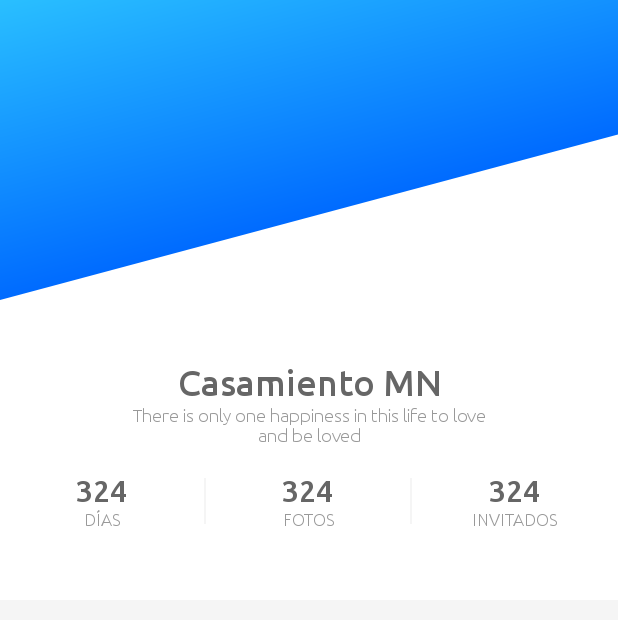
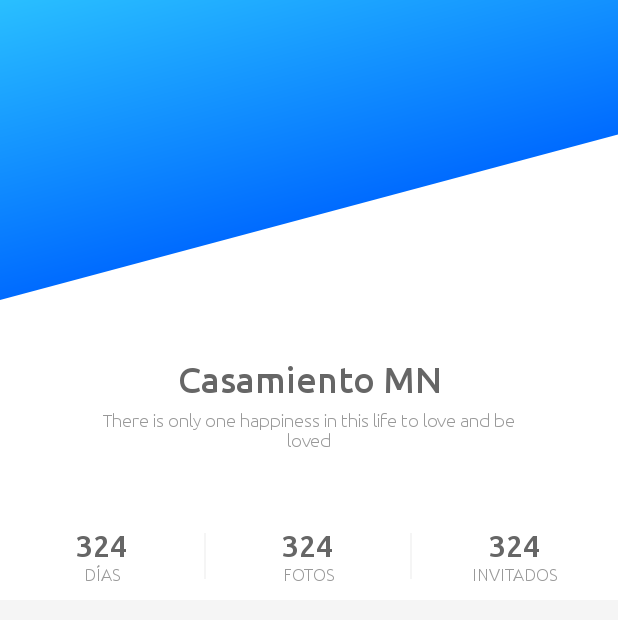
Before and after one commit to herrerameri/Fiestapp-Android, an Android app: the FiestaActivity screen opened directly, with no data from a screen before it, on a phone screen of 412 x 824 dp. Shown: the top 620 px of the screen. Run offline under Robolectric (Android 15) with nearby library versions, the phone set to English and light mode, and no system bars; our stand-ins replace Picasso; pictures from the network do not load; 7 statements that could not run were skipped.

Commit message:
- H3 Ver detalle de fiesta: fin lógica de Grid de opciones - BottomNav con labels - Fix: el círculo alrededor de la foto no se adaptaba al tamaño

```diff
--- a/app/src/main/java/com/mint/fiestapp/models/misfiestas/MisFiestasModel.java
+++ b/app/src/main/java/com/mint/fiestapp/models/misfiestas/MisFiestasModel.java
@@ -14,7 +14,7 @@ public class MisFiestasModel implements IMisFiestasModel {
         respuesta.Modelo = new ArrayList<>();
 
         FiestaModel fiesta1 = new FiestaModel();
-        fiesta1.Nombre = "Casamiento Meri & Nico";
+        fiesta1.Nombre = "Casamiento Meri & Nico con un título muy pero muy largo";
         fiesta1.Fecha = "23/10/2018";
         fiesta1.Detalle= "Nos amamos y nos casamos";
         fiesta1.Hora = "20:30HS";
--- a/app/src/main/java/com/mint/fiestapp/views/custom/ImageCircleTransform.java
+++ b/app/src/main/java/com/mint/fiestapp/views/custom/ImageCircleTransform.java
@@ -30,7 +30,7 @@ public class ImageCircleTransform implements Transformation {
         paint.setAntiAlias(true);
 
         float r = size/2f;
-        canvas.drawCircle(r, r, r-25, paint);
+        canvas.drawCircle(r, r, r-(0.15f*r), paint);
 
         Paint paintCircle = new Paint();
         paintCircle.setColor(Color.WHITE);
--- a/app/src/main/java/com/mint/fiestapp/views/fiesta/FiestaActivity.java
+++ b/app/src/main/java/com/mint/fiestapp/views/fiesta/FiestaActivity.java
@@ -1,14 +1,10 @@
 package com.mint.fiestapp.views.fiesta;
 
-import android.app.ActionBar;
 import android.os.Bundle;
 import android.support.annotation.Nullable;
 import android.support.v7.app.AppCompatActivity;
-import android.support.v7.widget.CardView;
-import android.view.Gravity;
 import android.view.LayoutInflater;
 import android.view.View;
-import android.widget.GridLayout;
 import android.widget.ImageView;
 import android.widget.LinearLayout;
 import android.widget.TextView;
@@ -24,7 +20,7 @@ import com.squareup.picasso.Picasso;
 public class FiestaActivity extends AppCompatActivity implements IFiestaActivity {
 
     IFiestaPresenter presenter;
-    GridLayout griOpcionesFiesta;
+    LinearLayout linOpcionesFiesta;
     ImageView imgFotoFiesta;
     TextView texTitulo;
     TextView texDescripcion;
@@ -33,6 +29,7 @@ public class FiestaActivity extends AppCompatActivity implements IFiestaActivity
     TextView texCantidadDias;
 
     int COLUMNAS = 3;
+    int HEIGHT_FUNCIONALIDAD = 350;
 
     @Override
     protected void onCreate(@Nullable Bundle savedInstanceState) {
@@ -47,7 +44,7 @@ public class FiestaActivity extends AppCompatActivity implements IFiestaActivity
 
     @Override
     public void binding(){
-        griOpcionesFiesta = (GridLayout)findViewById(R.id.griOpcionesFiesta);
+        linOpcionesFiesta = (LinearLayout) findViewById(R.id.linOpcionesFiesta);
         texTitulo = (TextView)findViewById(R.id.texTitulo);
         texDescripcion = (TextView)findViewById(R.id.texDescripcion);
         texCantidadDias = (TextView)findViewById(R.id.texCantidadDias);
@@ -78,26 +75,51 @@ public class FiestaActivity extends AppCompatActivity implements IFiestaActivity
     }
 
     private void iniciarGrid(){
-        griOpcionesFiesta.removeAllViews();
+        linOpcionesFiesta.removeAllViews();
+        int totalFuncionalidades = presenter.getTotalFuncionalidades();
+        int cantidadFilasCompletas = totalFuncionalidades / COLUMNAS;
+        int cantidadFuncionalidadesFilaIncompleta = totalFuncionalidades % COLUMNAS;
 
-        int total = presenter.getTotalFuncionalidades();
-        int column = COLUMNAS;
-        int row = total / column;
-        griOpcionesFiesta.setColumnCount(column);
-        griOpcionesFiesta.setRowCount(row + 1);
-        for (int i = 0, c = 0, r = 0; i < total; i++, c++) {
-            if (c == column) {
-                c = 0;
-                r++;
+        int posicionEnFila = 0;
+        int indiceFuncionalidad = 0;
+
+        LinearLayout.LayoutParams parametrosLayout = new LinearLayout.LayoutParams(0, HEIGHT_FUNCIONALIDAD, (float)1/COLUMNAS);
+
+        while(cantidadFilasCompletas > 0){
+            LinearLayout layoutFila = new LinearLayout(this);
+            layoutFila.setOrientation(LinearLayout.HORIZONTAL);
+
+            while(posicionEnFila < COLUMNAS){
+                layoutFila.addView(prepararCardFuncionalidad(indiceFuncionalidad), parametrosLayout);
+                posicionEnFila++;
+                indiceFuncionalidad++;
             }
 
-            CardView cardFuncionalidad = prepararCardFuncionalidad(i);
-            GridLayout.Spec rowSpan = GridLayout.spec(GridLayout.UNDEFINED, 1);
-            GridLayout.Spec colspan = GridLayout.spec(GridLayout.UNDEFINED, 1);
+            linOpcionesFiesta.addView(layoutFila);
+            cantidadFilasCompletas--;
+            posicionEnFila = 0;
+        }
 
-            GridLayout.LayoutParams gridParam = new GridLayout.LayoutParams(rowSpan, colspan);
-            griOpcionesFiesta.addView(cardFuncionalidad, gridParam);
+        if (cantidadFuncionalidadesFilaIncompleta != 0) {
+            LinearLayout layout = new LinearLayout(this);
+            layout.setOrientation(LinearLayout.HORIZONTAL);
+            parametrosLayout = new LinearLayout.LayoutParams(0, HEIGHT_FUNCIONALIDAD,(float)1/COLUMNAS);
+            LinearLayout cardFuncionalidad = null;
 
+            while(posicionEnFila < cantidadFuncionalidadesFilaIncompleta){
+                cardFuncionalidad = prepararCardFuncionalidad(indiceFuncionalidad);
+                layout.addView(cardFuncionalidad, parametrosLayout);
+                posicionEnFila++;
+                indiceFuncionalidad++;
+            }
+
+            while(posicionEnFila < COLUMNAS){
+                cardFuncionalidad = new LinearLayout(this);
+                cardFuncionalidad.setVisibility(View.INVISIBLE);
+                layout.addView(cardFuncionalidad, parametrosLayout);
+                posicionEnFila++;
+            }
+            linOpcionesFiesta.addView(layout);
         }
     }
 
@@ -113,8 +135,8 @@ public class FiestaActivity extends AppCompatActivity implements IFiestaActivity
         presenter.setActivity(this);
     }
 
-    private CardView prepararCardFuncionalidad(final int indice){
-        CardView cardFuncionalidad = (CardView) LayoutInflater.from(this).inflate(R.layout.activity_fiesta_funcionalidad, null);
+    private LinearLayout prepararCardFuncionalidad(final int indice){
+        LinearLayout cardFuncionalidad = (LinearLayout) LayoutInflater.from(this).inflate(R.layout.activity_fiesta_funcionalidad, null);
         int icono = presenter.getIdIconoFuncionalidad(indice);
         String titulo = presenter.getTituloFuncionalidad(indice);
         ((ImageView)cardFuncionalidad.findViewById(R.id.imgIconoFuncionalidad)).setImageResource(icono);
--- a/app/src/main/res/layout/activity_fiesta.xml
+++ b/app/src/main/res/layout/activity_fiesta.xml
@@ -4,6 +4,11 @@
     android:background="@color/background"
     android:layout_width="match_parent"
     android:layout_height="match_parent">
+
+    <LinearLayout
+    android:layout_width="match_parent"
+    android:layout_height="match_parent"
+    android:orientation="vertical">
 
         <RelativeLayout
             android:layout_width="match_parent"
@@ -13,179 +18,185 @@
             <ImageView
                 android:id="@+id/imgBackFiesta"
                 android:layout_width="match_parent"
-            android:scaleType="centerCrop"
                 android:layout_height="400dp"
-            android:background="@drawable/background_fiesta"/>
+                android:background="@drawable/background_fiesta"
+                android:scaleType="centerCrop" />
 
             <LinearLayout
                 android:id="@+id/linFotoFiesta"
-            android:gravity="center"
                 android:layout_width="match_parent"
                 android:layout_height="wrap_content"
                 android:layout_marginTop="90dp"
+                android:gravity="center"
                 android:orientation="vertical">
 
                 <ImageView
                     android:id="@+id/imgFotoFiesta"
                     android:layout_width="130dp"
-                android:layout_height="130dp"/>
+                    android:layout_height="130dp" />
             </LinearLayout>
 
             <LinearLayout
                 android:id="@+id/linTituloFiesta"
-            android:layout_marginTop="20dp"
-            android:layout_below="@id/linFotoFiesta"
                 android:layout_width="match_parent"
                 android:layout_height="match_parent"
+                android:layout_alignParentLeft="true"
+                android:layout_alignParentStart="true"
+                android:layout_below="@+id/linFotoFiesta"
+                android:layout_marginTop="18dp"
                 android:orientation="vertical">
 
                 <com.mint.fiestapp.views.custom.CustomTextView
                     android:id="@+id/texTitulo"
                     android:layout_width="match_parent"
                     android:layout_height="wrap_content"
+                    android:gravity="center"
+                    android:maxLength="30"
+                    android:paddingLeft="20dp"
+                    android:paddingRight="20dp"
+                    android:text="Casamiento MN"
                     android:textColor="@color/titles"
-                android:gravity="center"
-                android:paddingLeft="80dp"
-                android:paddingRight="80dp"
                     android:textSize="24sp"
                     android:textStyle="bold"
-                customAttrs:customFont="UBUNTU_NORMAL"
-                android:text="Casamiento MN"/>
+                    customAttrs:customFont="UBUNTU_NORMAL" />
 
                 <com.mint.fiestapp.views.custom.CustomTextView
                     android:id="@+id/texDescripcion"
                     android:layout_width="match_parent"
                     android:layout_height="wrap_content"
+                    android:gravity="center"
+                    android:maxLength="100"
+                    android:layout_marginTop="@dimen/little_gap"
+                    android:paddingLeft="60dp"
+                    android:paddingRight="60dp"
+                    android:text="There is only one happiness in this life to love and be loved"
                     android:textColor="@color/subtitles"
-                android:gravity="center"
-                android:paddingLeft="80dp"
-                android:paddingRight="80dp"
                     android:textSize="12sp"
                     android:textStyle="italic"
-                customAttrs:customFont="UBUNTU_REGULAR"
-                android:text="There is only one happiness in this life to love and be loved"/>
+                    customAttrs:customFont="UBUNTU_REGULAR" />
             </LinearLayout>
 
             <LinearLayout
                 android:id="@+id/linNumerosFiesta"
-            android:paddingBottom="@dimen/padding_cards"
                 android:layout_width="match_parent"
                 android:layout_height="match_parent"
+                android:layout_alignParentBottom="true"
+                android:layout_marginTop="@dimen/between_cards"
                 android:gravity="center"
-            android:weightSum="1"
-            android:layout_marginTop="@dimen/between_cards"
-            android:layout_below="@id/linTituloFiesta"
-            android:orientation="horizontal">
+                android:orientation="horizontal"
+                android:paddingBottom="@dimen/padding_text"
+                android:weightSum="1">
 
                 <LinearLayout
                     android:layout_width="0dp"
+                    android:layout_height="wrap_content"
                     android:layout_weight="0.333"
                     android:gravity="center"
-                android:orientation="vertical"
-                android:layout_height="wrap_content">
+                    android:orientation="vertical">
 
                     <com.mint.fiestapp.views.custom.CustomTextView
                         android:id="@+id/texCantidadDias"
                         android:layout_width="wrap_content"
                         android:layout_height="wrap_content"
+                        android:gravity="center"
+                        android:text="324"
                         android:textColor="@color/titles"
                         android:textSize="20sp"
                         android:textStyle="bold"
-                    customAttrs:customFont="UBUNTU_NORMAL"
-                    android:gravity="center"
-                    android:text="324"/>
+                        customAttrs:customFont="UBUNTU_NORMAL" />
 
                     <com.mint.fiestapp.views.custom.CustomTextView
                         android:layout_width="wrap_content"
                         android:layout_height="wrap_content"
+                        android:gravity="center"
+                        android:text="@string/dias_faltantes"
                         android:textColor="@color/subtitles"
-                    customAttrs:customFont="UBUNTU_REGULAR"
                         android:textSize="11sp"
-                    android:gravity="center"
-                    android:text="@string/dias_faltantes"/>
+                        customAttrs:customFont="UBUNTU_REGULAR" />
 
                 </LinearLayout>
+
                 <View
+                    android:layout_width="1dp"
                     android:layout_height="match_parent"
+                    android:layout_marginBottom="4dp"
                     android:layout_marginTop="4dp"
-                android:layout_marginBottom="4dp"
-                android:layout_width="1dp"
-                android:background="@color/background">
-            </View>
+                    android:background="@color/background"></View>
+
                 <LinearLayout
                     android:layout_width="0dp"
+                    android:layout_height="wrap_content"
                     android:layout_weight="0.333"
-                android:orientation="vertical"
                     android:gravity="center"
-                android:layout_height="wrap_content">
+                    android:orientation="vertical">
 
                     <com.mint.fiestapp.views.custom.CustomTextView
                         android:id="@+id/texCantidadFotos"
                         android:layout_width="wrap_content"
                         android:layout_height="wrap_content"
+                        android:gravity="center"
+                        android:text="324"
                         android:textColor="@color/titles"
                         android:textSize="20sp"
                         android:textStyle="bold"
-                    customAttrs:customFont="UBUNTU_NORMAL"
-                    android:gravity="center"
-                    android:text="324"/>
+                        customAttrs:customFont="UBUNTU_NORMAL" />
 
                     <com.mint.fiestapp.views.custom.CustomTextView
                         android:layout_width="wrap_content"
                         android:layout_height="wrap_content"
+                        android:gravity="center"
+                        android:text="@string/fotos"
                         android:textColor="@color/subtitles"
-                    customAttrs:customFont="UBUNTU_REGULAR"
                         android:textSize="11sp"
-                    android:gravity="center"
-                    android:text="@string/fotos"/>
+                        customAttrs:customFont="UBUNTU_REGULAR" />
 
                 </LinearLayout>
+
                 <View
+                    android:layout_width="1dp"
                     android:layout_height="match_parent"
+                    android:layout_marginBottom="4dp"
                     android:layout_marginTop="4dp"
-                android:layout_marginBottom="4dp"
-                android:layout_width="1dp"
-                android:background="@color/background">
-            </View>
+                    android:background="@color/background"></View>
+
                 <LinearLayout
                     android:layout_width="0dp"
+                    android:layout_height="wrap_content"
                     android:layout_weight="0.333"
                     android:gravity="center"
-                android:orientation="vertical"
-                android:layout_height="wrap_content">
+                    android:orientation="vertical">
 
                     <com.mint.fiestapp.views.custom.CustomTextView
                         android:id="@+id/texCantidadInvitados"
                         android:layout_width="wrap_content"
                         android:layout_height="wrap_content"
+                        android:gravity="center"
+                        android:text="324"
                         android:textColor="@color/titles"
                         android:textSize="20sp"
                         android:textStyle="bold"
-                    customAttrs:customFont="UBUNTU_NORMAL"
-                    android:gravity="center"
-                    android:text="324"/>
+                        customAttrs:customFont="UBUNTU_NORMAL" />
 
                     <com.mint.fiestapp.views.custom.CustomTextView
                         android:layout_width="wrap_content"
                         android:layout_height="wrap_content"
+                        android:gravity="center"
+                        android:text="@string/invitados"
                         android:textColor="@color/subtitles"
-                    customAttrs:customFont="UBUNTU_REGULAR"
                         android:textSize="11sp"
-                    android:gravity="center"
-                    android:text="@string/invitados"/>
+                        customAttrs:customFont="UBUNTU_REGULAR" />
 
                 </LinearLayout>
             </LinearLayout>
-        <GridLayout
-            android:id="@+id/griOpcionesFiesta"
+        </RelativeLayout>
+
+        <LinearLayout
+            android:id="@+id/linOpcionesFiesta"
             android:layout_below="@id/linNumerosFiesta"
+            android:orientation="vertical"
             android:padding="@dimen/padding_cards"
-            android:alignmentMode="alignBounds"
-            android:useDefaultMargins="true"
-            android:verticalSpacing="@dimen/padding_cards"
-            android:horizontalSpacing="@dimen/padding_cards"
             android:layout_width="match_parent"
             android:layout_height="match_parent">
-        </GridLayout>
-    </RelativeLayout>
+        </LinearLayout>
+    </LinearLayout>
 </ScrollView>
--- a/app/src/main/res/layout/activity_misfiestas.xml
+++ b/app/src/main/res/layout/activity_misfiestas.xml
@@ -30,12 +30,13 @@
         android:layout_below="@+id/linActionBar"
         android:layout_alignParentLeft="true" />
 
-    <com.mint.fiestapp.views.custom.CustomBottomNavigation
+    <android.support.design.widget.BottomNavigationView
         android:id="@+id/navMisFiestas"
         android:layout_width="match_parent"
-        android:layout_height="wrap_content"
+        android:layout_height="48dp"
         android:layout_alignParentBottom="true"
         app:itemBackground="@color/white"
+        app:itemTextColor="@color/colorPrimary"
         app:itemIconTint="@color/colorPrimary"
         app:menu="@menu/nav_misfiestas" />
 
--- a/app/src/main/res/menu/nav_misfiestas.xml
+++ b/app/src/main/res/menu/nav_misfiestas.xml
@@ -3,17 +3,20 @@
     xmlns:app="http://schemas.android.com/apk/res-auto">
     <item
         android:id="@+id/action_misfiestas"
+        android:title="@string/mis_fiestas"
         android:enabled="true"
         android:icon="@mipmap/ic_launcher"
         app:showAsAction="ifRoom" />
     <item
         android:id="@+id/action_nuevafiesta"
         android:enabled="true"
+        android:title="@string/nueva_fiesta"
         android:icon="@mipmap/ic_action_add_circle"
         app:showAsAction="ifRoom" />
     <item
         android:id="@+id/action_notificaciones"
         android:enabled="true"
+        android:title="@string/notificaciones"
         android:icon="@mipmap/ic_action_notifications"
         app:showAsAction="ifRoom" />
 </menu>
--- a/app/src/main/res/values/strings.xml
+++ b/app/src/main/res/values/strings.xml
@@ -1,5 +1,7 @@
 <resources>
     <string name="app_name">Fiestapp</string>
+    <string name="nueva_fiesta">Agregar fiesta</string>
+    <string name="notificaciones">Notificaciones</string>
 
     <!-- MIS FIESTAS -->
     <string name="mis_fiestas">Mis fiestas</string>
```
Also changed, not shown: app/src/main/java/com/mint/fiestapp/views/custom/CustomBottomNavigation.java (deleted, +0 -50 lines), app/src/main/res/layout/activity_fiesta_funcionalidad.xml (+11 -6 lines), app/src/main/res/values/dimens.xml (+5 -2 lines). Lines whose indentation alone changed are shown as unchanged.
